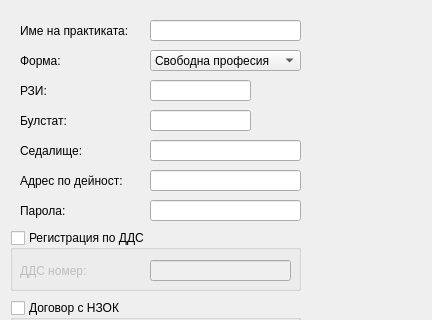
Qt form src/View/SettingsDialog/PracticeSettings/PracticeSettings.ui (thefinalcutbg/DinoDent) before a commit; both pictures show x 0 to 432 and y 0 to 320 of the 432 by 487 pixel window.
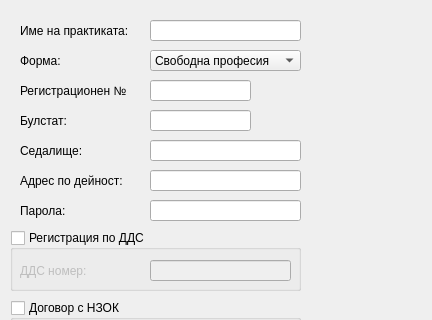
The same form after that commit. Custom widgets are drawn as their Qt base class.

```diff
--- a/src/View/SettingsDialog/PracticeSettings/PracticeSettings.ui
+++ b/src/View/SettingsDialog/PracticeSettings/PracticeSettings.ui
@@ -31,12 +31,12 @@
     <rect>
      <x>20</x>
      <y>80</y>
-     <width>49</width>
+     <width>121</width>
      <height>21</height>
     </rect>
    </property>
    <property name="text">
-    <string>РЗИ:</string>
+    <string>Регистрационен №</string>
    </property>
   </widget>
   <widget class="QLabel" name="label_3">
```
